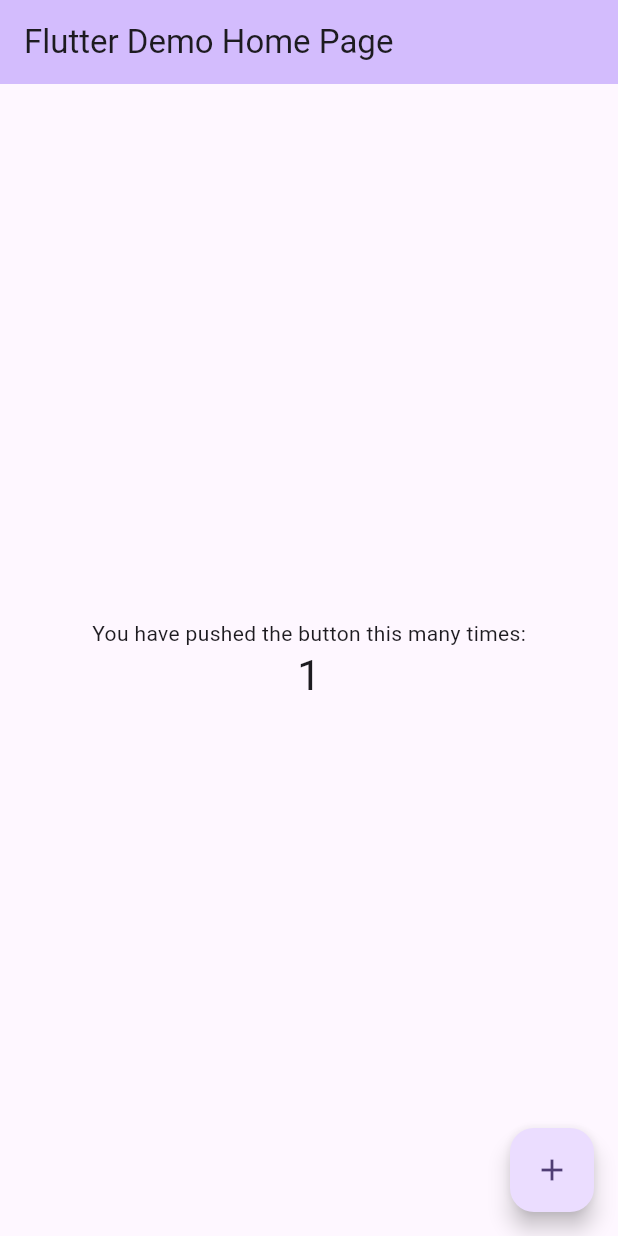
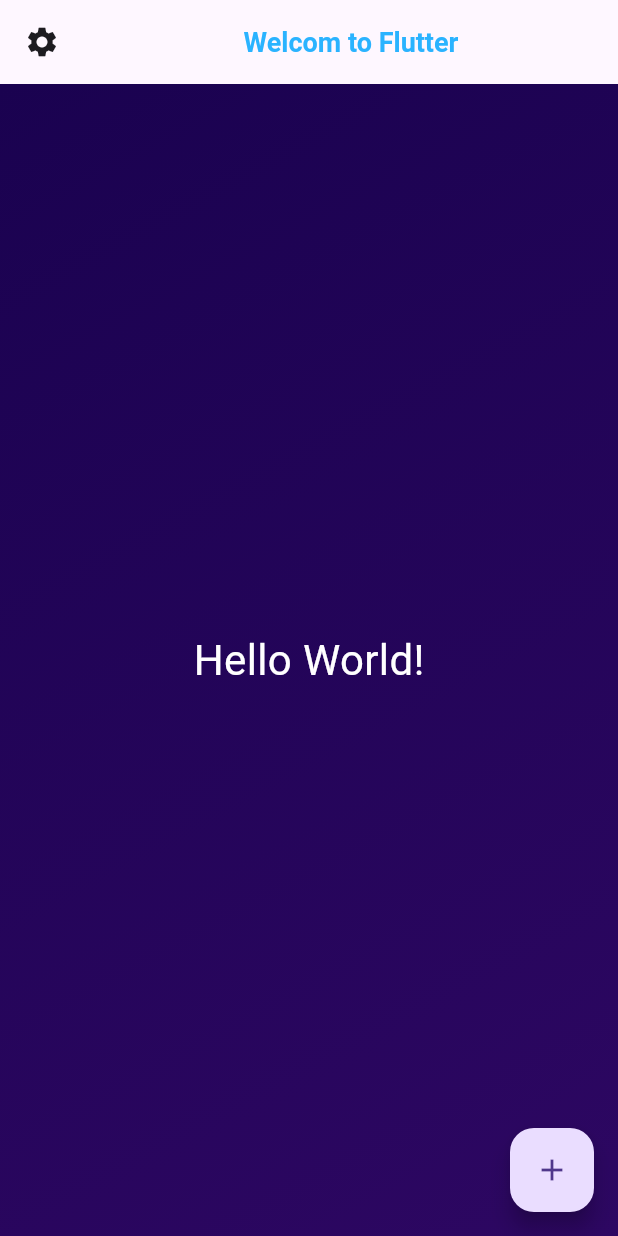
Before and after one commit to AQIBNAZIR0081/Flutter, a Flutter app: the screen it shows after launch, after a tap on the "add" icon, on a phone screen of 412 x 824 dp. Run offline on Flutter 3.47's test engine with Material 3 defaults, Android fonts, the phone set to English and light mode, and no system bars; Roboto replaces fonts that are missing (Times New Roman).

Commit message:
updated main

```diff
--- a/lib/main.dart
+++ b/lib/main.dart
@@ -1,125 +1,65 @@
 import 'package:flutter/material.dart';
 
 void main() {
-  runApp(const MyApp());
+  runApp(
+    MaterialApp(
+      debugShowCheckedModeBanner: false,
+      home: Scaffold(
+        // backgroundColor: Color.fromARGB(185, 17, 27, 62),
+        appBar: AppBar(
+          leading: IconButton(
+            icon: const Icon(Icons.settings),
+            onPressed: () {},
+          ),
+          title: const Center(
+            child: Text(
+              'Welcom to Flutter',
+              style: TextStyle(
+                fontSize: 18,
+                fontFamily: 'Times New Roman',
+                fontWeight: FontWeight.bold,
+                color: Color.fromARGB(217, 5, 167, 255),
+              ),
+            ),
+          ),
+        ),
+        body: const GradientColorBackground(),
+        floatingActionButton: FloatingActionButton(
+          onPressed: () {},
+          child: const Icon(
+            Icons.add,
+          ),
+        ),
+      ),
+    ),
+  );
 }
 
-class MyApp extends StatelessWidget {
-  const MyApp({super.key});
+class GradientColorBackground extends StatelessWidget {
+  const GradientColorBackground({super.key});
 
-  // This widget is the root of your application.
   @override
   Widget build(BuildContext context) {
-    return MaterialApp(
-      title: 'Flutter Demo',
-      theme: ThemeData(
-        // This is the theme of your application.
-        //
-        // TRY THIS: Try running your application with "flutter run". You'll see
-        // the application has a purple toolbar. Then, without quitting the app,
-        // try changing the seedColor in the colorScheme below to Colors.green
-        // and then invoke "hot reload" (save your changes or press the "hot
-        // reload" button in a Flutter-supported IDE, or press "r" if you used
-        // the command line to start the app).
-        //
-        // Notice that the counter didn't reset back to zero; the application
-        // state is not lost during the reload. To reset the state, use hot
-        // restart instead.
-        //
-        // This works for code too, not just values: Most code changes can be
-        // tested with just a hot reload.
-        colorScheme: ColorScheme.fromSeed(seedColor: Colors.deepPurple),
-        useMaterial3: true,
+    return Container(
+      decoration: const BoxDecoration(
+        gradient: LinearGradient(
+          colors: [
+            Color.fromARGB(255, 26, 2, 80),
+            Color.fromARGB(255, 45, 7, 98)
+          ],
+          begin: Alignment.topLeft,
+          end: Alignment.bottomRight,
+        ),
       ),
-      home: const MyHomePage(title: 'Flutter Demo Home Page'),
+      child: const Center(
+        child: Text(
+          'Hello World!',
+          style: TextStyle(
+            color: Colors.white,
+            fontSize: 28,
+          ),
+        ),
+      ),
     );
   }
 }
-
-class MyHomePage extends StatefulWidget {
-  const MyHomePage({super.key, required this.title});
-
-  // This widget is the home page of your application. It is stateful, meaning
-  // that it has a State object (defined below) that contains fields that affect
-  // how it looks.
-
-  // This class is the configuration for the state. It holds the values (in this
-  // case the title) provided by the parent (in this case the App widget) and
-  // used by the build method of the State. Fields in a Widget subclass are
-  // always marked "final".
-
-  final String title;
-
-  @override
-  State<MyHomePage> createState() => _MyHomePageState();
-}
-
-class _MyHomePageState extends State<MyHomePage> {
-  int _counter = 0;
-
-  void _incrementCounter() {
-    setState(() {
-      // This call to setState tells the Flutter framework that something has
-      // changed in this State, which causes it to rerun the build method below
-      // so that the display can reflect the updated values. If we changed
-      // _counter without calling setState(), then the build method would not be
-      // called again, and so nothing would appear to happen.
-      _counter++;
-    });
-  }
-
-  @override
-  Widget build(BuildContext context) {
-    // This method is rerun every time setState is called, for instance as done
-    // by the _incrementCounter method above.
-    //
-    // The Flutter framework has been optimized to make rerunning build methods
-    // fast, so that you can just rebuild anything that needs updating rather
-    // than having to individually change instances of widgets.
-    return Scaffold(
-      appBar: AppBar(
-        // TRY THIS: Try changing the color here to a specific color (to
-        // Colors.amber, perhaps?) and trigger a hot reload to see the AppBar
-        // change color while the other colors stay the same.
-        backgroundColor: Theme.of(context).colorScheme.inversePrimary,
-        // Here we take the value from the MyHomePage object that was created by
-        // the App.build method, and use it to set our appbar title.
-        title: Text(widget.title),
-      ),
-      body: Center(
-        // Center is a layout widget. It takes a single child and positions it
-        // in the middle of the parent.
-        child: Column(
-          // Column is also a layout widget. It takes a list of children and
-          // arranges them vertically. By default, it sizes itself to fit its
-          // children horizontally, and tries to be as tall as its parent.
-          //
-          // Column has various properties to control how it sizes itself and
-          // how it positions its children. Here we use mainAxisAlignment to
-          // center the children vertically; the main axis here is the vertical
-          // axis because Columns are vertical (the cross axis would be
-          // horizontal).
-          //
-          // TRY THIS: Invoke "debug painting" (choose the "Toggle Debug Paint"
-          // action in the IDE, or press "p" in the console), to see the
-          // wireframe for each widget.
-          mainAxisAlignment: MainAxisAlignment.center,
-          children: <Widget>[
-            const Text(
-              'You have pushed the button this many times:',
-            ),
-            Text(
-              '$_counter',
-              style: Theme.of(context).textTheme.headlineMedium,
-            ),
-          ],
-        ),
-      ),
-      floatingActionButton: FloatingActionButton(
-        onPressed: _incrementCounter,
-        tooltip: 'Increment',
-        child: const Icon(Icons.add),
-      ), // This trailing comma makes auto-formatting nicer for build methods.
-    );
-  }
-}
```
